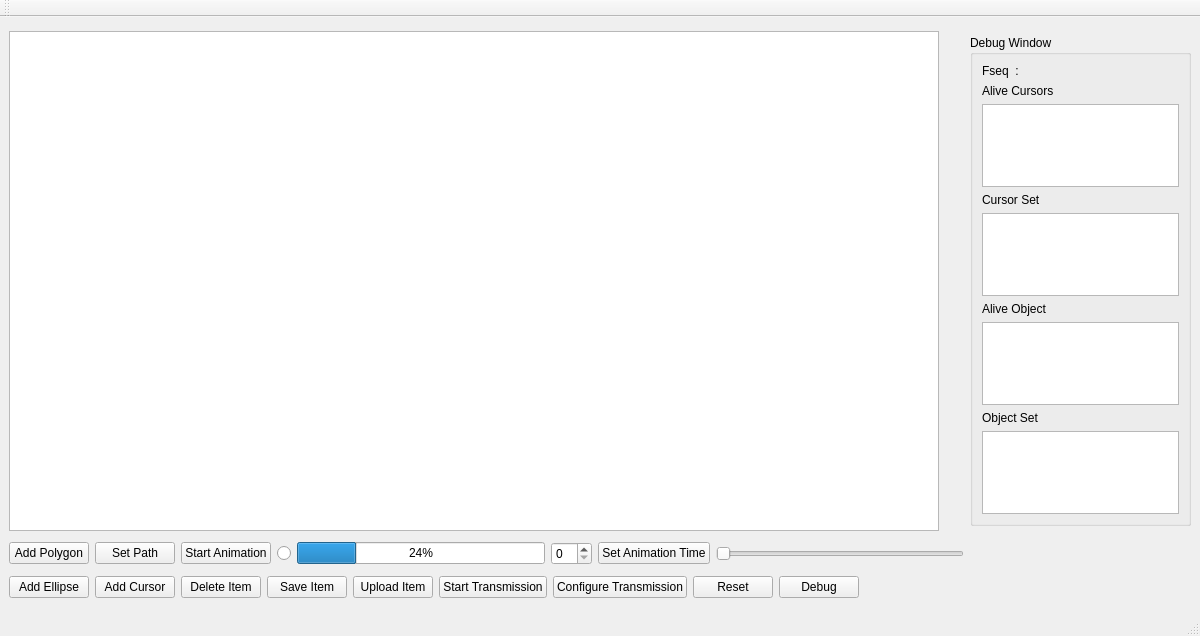
Old version of the form ui/mainwindow.ui in the repository nuigroup/tuio-simulator.
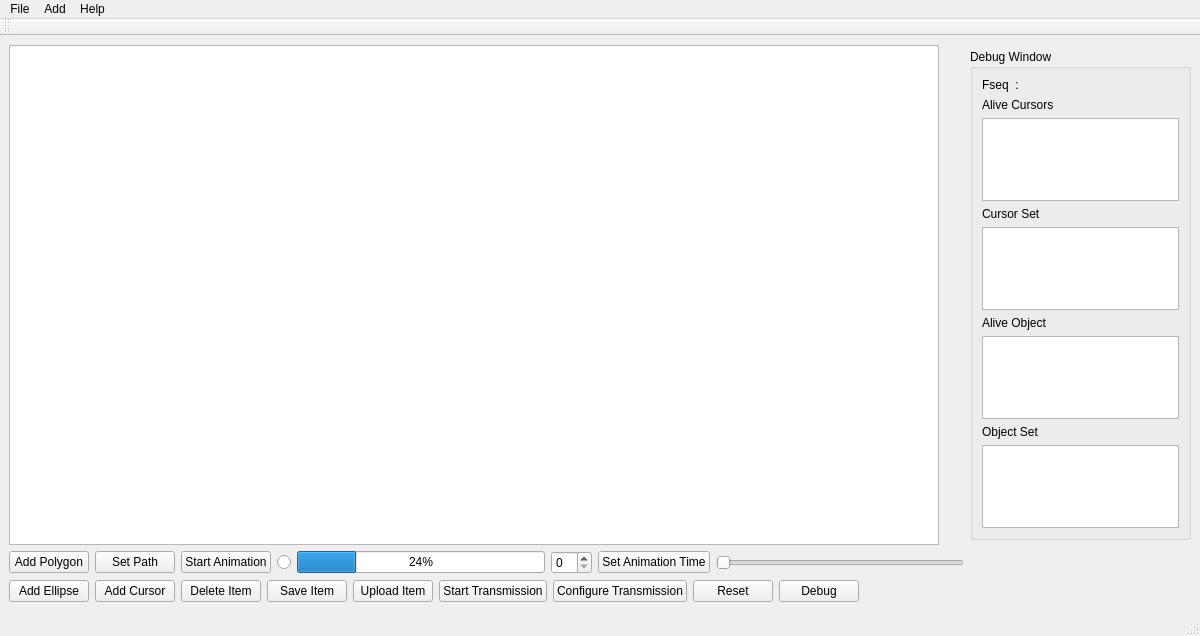
New version of the form. Icons and pictures are not drawn.

Commit message: Menu Bar Implemented and Tested !!

What changed in the file:
```diff
--- a/ui/mainwindow.ui
+++ b/ui/mainwindow.ui
@@ -331,6 +331,34 @@
      <height>21</height>
     </rect>
    </property>
+   <widget class="QMenu" name="menuFile" >
+    <property name="title" >
+     <string>File</string>
+    </property>
+    <addaction name="actionSave" />
+    <addaction name="actionUpload" />
+    <addaction name="actionDebug" />
+    <addaction name="actionExit" />
+   </widget>
+   <widget class="QMenu" name="menuHelp" >
+    <property name="title" >
+     <string>Help</string>
+    </property>
+    <addaction name="actionReadme" />
+    <addaction name="actionAbout_QMTSim" />
+    <addaction name="actionAbout_Qt" />
+   </widget>
+   <widget class="QMenu" name="menuAdd" >
+    <property name="title" >
+     <string>Add</string>
+    </property>
+    <addaction name="actionPolygon" />
+    <addaction name="actionEllipse" />
+    <addaction name="actionCursor" />
+   </widget>
+   <addaction name="menuFile" />
+   <addaction name="menuAdd" />
+   <addaction name="menuHelp" />
   </widget>
   <widget class="QStatusBar" name="statusbar" >
    <property name="geometry" >
```
Left out of the diff: 58 changed lines with no effect on the pictures. The commit also changes 24 other files.
